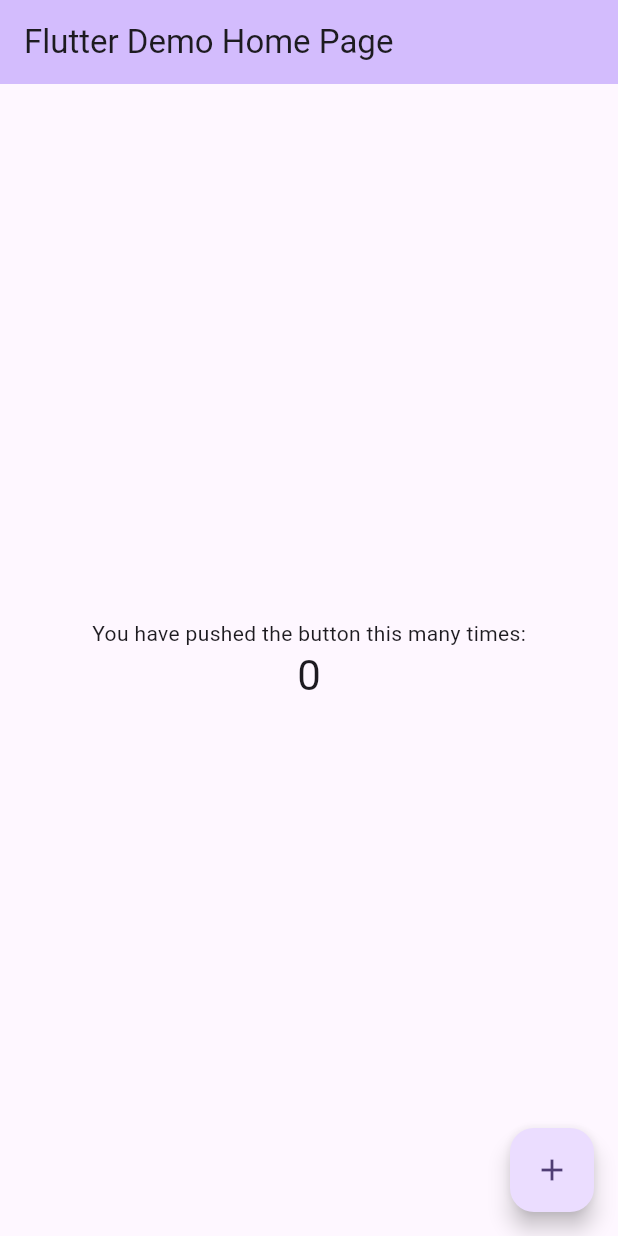
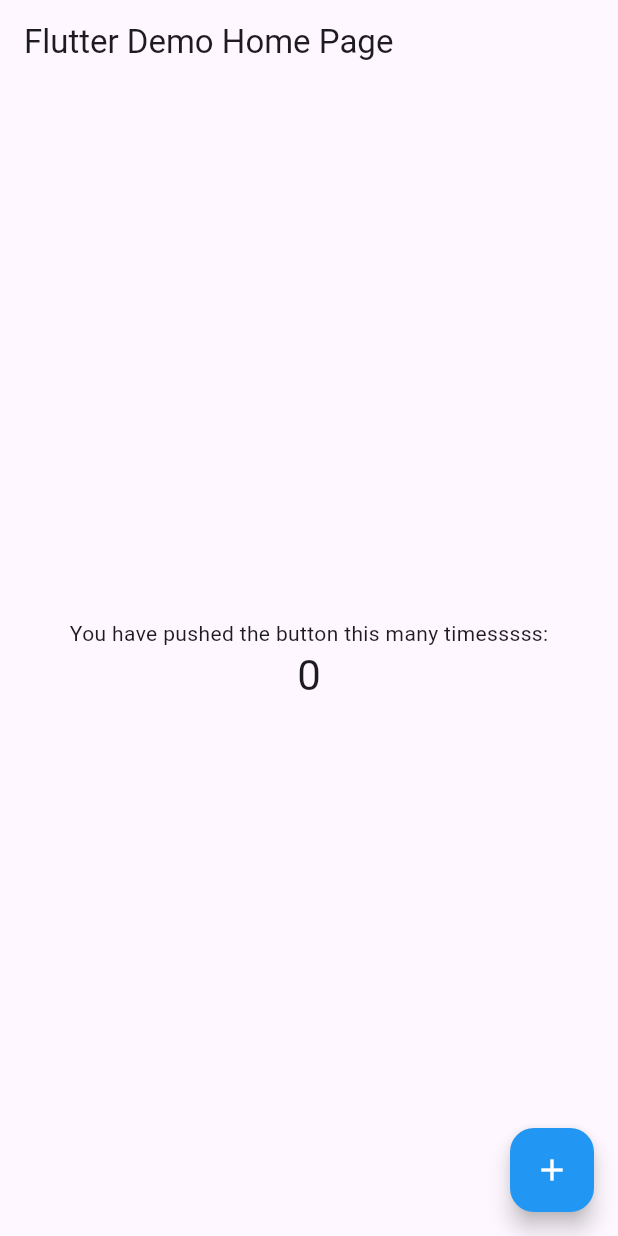
Before and after one commit to kogatakanori/flutter-sample, a Flutter app: the screen it shows after launch, on a phone screen of 412 x 824 dp. Run offline on Flutter 3.47's test engine with Material 3 defaults, Android fonts, the phone set to English and light mode, and no system bars.

Commit message:
modify theme

```diff
--- a/flutter_sample/lib/main.dart
+++ b/flutter_sample/lib/main.dart
@@ -1,4 +1,5 @@
 import 'package:flutter/material.dart';
+import 'package:flutter/widgets.dart';
 
 void main() {
   runApp(const MyApp());
@@ -12,25 +13,23 @@ class MyApp extends StatelessWidget {
   Widget build(BuildContext context) {
     return MaterialApp(
       title: 'Flutter Demo',
-      theme: ThemeData(
-        // This is the theme of your application.
-        //
-        // TRY THIS: Try running your application with "flutter run". You'll see
-        // the application has a purple toolbar. Then, without quitting the app,
-        // try changing the seedColor in the colorScheme below to Colors.green
-        // and then invoke "hot reload" (save your changes or press the "hot
-        // reload" button in a Flutter-supported IDE, or press "r" if you used
-        // the command line to start the app).
-        //
-        // Notice that the counter didn't reset back to zero; the application
-        // state is not lost during the reload. To reset the state, use hot
-        // restart instead.
-        //
-        // This works for code too, not just values: Most code changes can be
-        // tested with just a hot reload.
-        colorScheme: ColorScheme.fromSeed(seedColor: Colors.deepPurple),
-        useMaterial3: true,
+      theme: ThemeData.light().copyWith(
+        primaryColor: Colors.blue,
+        primaryColorLight: Colors.blue,
+        // appBarTheme: const AppBarTheme(backgroundColor: Colors.blue),
+        floatingActionButtonTheme: const FloatingActionButtonThemeData(
+          foregroundColor: Colors.white,
+          backgroundColor: Colors.blue,
+        ),
       ),
+      darkTheme: ThemeData.dark().copyWith(
+          primaryColor: Colors.blue,
+          primaryColorDark: Colors.blue,
+          // appBarTheme: const AppBarTheme(backgroundColor: Colors.blue),
+          floatingActionButtonTheme: const FloatingActionButtonThemeData(
+            foregroundColor: Colors.white,
+            backgroundColor: Colors.blue,
+          )),
       home: const MyHomePage(title: 'Flutter Demo Home Page'),
     );
   }
@@ -78,12 +77,6 @@ class _MyHomePageState extends State<MyHomePage> {
     // than having to individually change instances of widgets.
     return Scaffold(
       appBar: AppBar(
-        // TRY THIS: Try changing the color here to a specific color (to
-        // Colors.amber, perhaps?) and trigger a hot reload to see the AppBar
-        // change color while the other colors stay the same.
-        backgroundColor: Theme.of(context).colorScheme.inversePrimary,
-        // Here we take the value from the MyHomePage object that was created by
-        // the App.build method, and use it to set our appbar title.
         title: Text(widget.title),
       ),
       body: Center(
@@ -106,7 +99,7 @@ class _MyHomePageState extends State<MyHomePage> {
           mainAxisAlignment: MainAxisAlignment.center,
           children: <Widget>[
             const Text(
-              'You have pushed the button this many times:',
+              'You have pushed the button this many timesssss:',
             ),
             Text(
               '$_counter',
```
Also changed, not shown: 1 other file.
